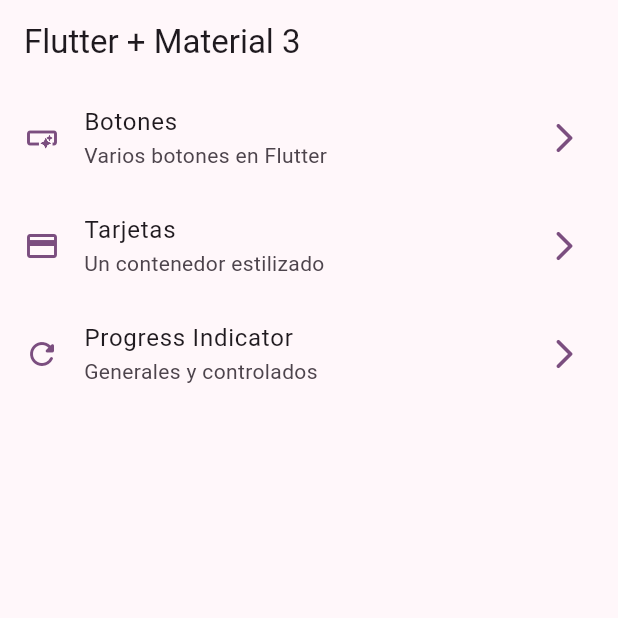
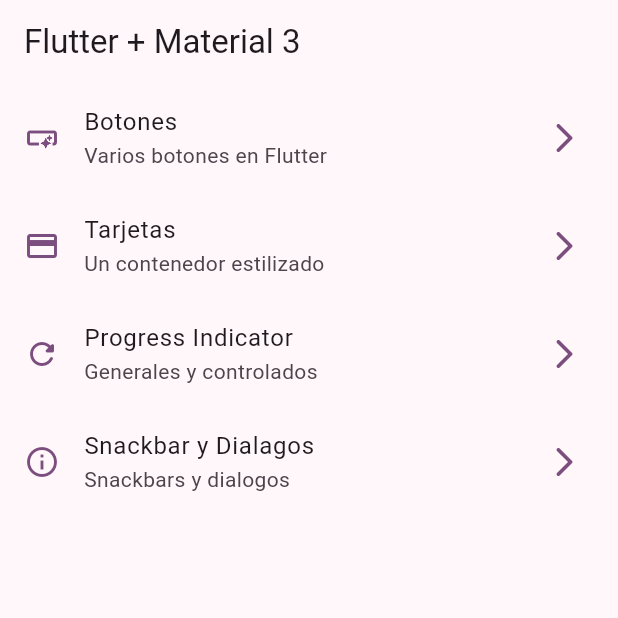
Before and after one commit to darioarellanocardenas/widgetsapp, a Flutter app: the screen it shows after launch, on a phone screen of 412 x 824 dp, the top half of it. Run offline on Flutter 3.47's test engine with Material 2 defaults, Android fonts, the phone set to English and light mode, and no system bars; our stand-ins replace go_router.

Commit message:
snackbar terminado

```diff
--- a/lib/config/menu/menu_items.dart
+++ b/lib/config/menu/menu_items.dart
@@ -29,4 +29,9 @@ const appMenuItems = <MenuItem>[
       subTitle: 'Generales y controlados',
       link: '/progress',
       icon: Icons.refresh_rounded),
+  MenuItem(
+      title: 'Snackbar y Dialagos',
+      subTitle: 'Snackbars y dialogos',
+      link: '/snackbar',
+      icon: Icons.info_outline),
 ];
--- a/lib/config/router/app_router.dart
+++ b/lib/config/router/app_router.dart
@@ -25,5 +25,10 @@ final appRouter = GoRouter(
       name: ProgressScreen.name,
       builder: (context, state) => ProgressScreen(),
     ),
+    GoRoute(
+      path: '/snackbar',
+      name: SnackbarScreen.name,
+      builder: (context, state) => SnackbarScreen(),
+    ),
   ],
 );
--- a/lib/main.dart
+++ b/lib/main.dart
@@ -12,6 +12,7 @@ class MainApp extends StatelessWidget {
   @override
   Widget build(BuildContext context) {
     return MaterialApp.router(
+      title: 'Flutter Widgets',
       routerConfig: appRouter,
       debugShowCheckedModeBanner: false,
       theme: AppTheme(selectedColor: 0).getTheme(),
```
Also changed, not shown: lib/presentation/screens/snackbar/snackbar_screen.dart (+62 -1 lines).
